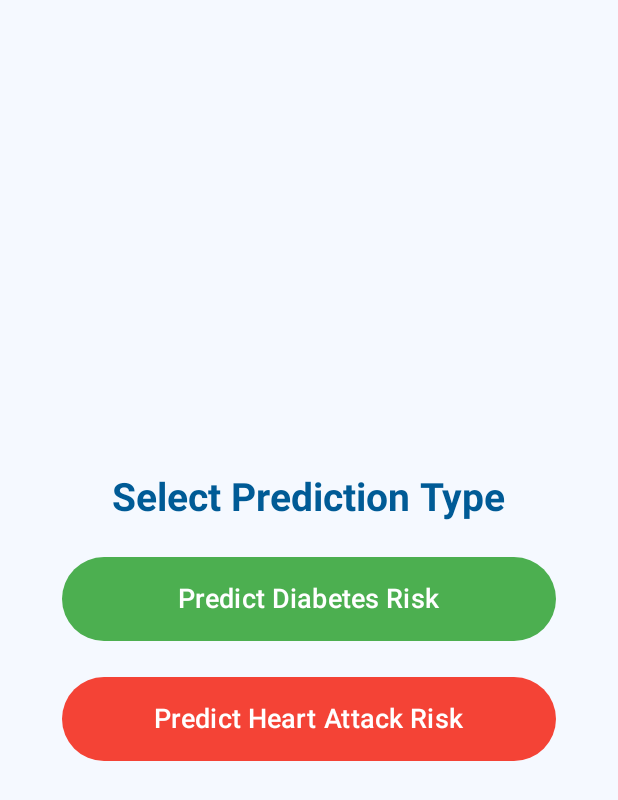
After one commit to dayam8696/Major_Project, an Android app built with Jetpack Compose: the SelectDiseaseScreen screen opened through its navigation route, on a phone screen of 412 x 824 dp. The commit adds this screen. Shown: the top 800 px of the screen. Run offline under Robolectric (Android 15) with nearby library versions, the phone set to English and light mode, and no system bars.

```diff
--- a/app/src/main/java/com/example/majorproject/MainActivity.kt
+++ b/app/src/main/java/com/example/majorproject/MainActivity.kt
@@ -24,7 +24,10 @@ import com.example.majorproject.ui.screens.HomeScreen
 import com.example.majorproject.ui.screens.KneeHealthScreen
 import com.example.majorproject.ui.screens.KneeSeverityPredictionScreen
 import com.example.majorproject.ui.MedicineReminderScreen
+import com.example.majorproject.ui.screens.DiabetesPredictionScreen
+import com.example.majorproject.ui.screens.DiabetesResultScreen
 import com.example.majorproject.ui.screens.HeartAttackResultScreen
+import com.example.majorproject.ui.screens.SelectDiseaseScreen
 import com.example.majorproject.ui.theme.MajorProjectTheme
 import com.example.majorproject.viewModel.GeminiViewModelFactory
 
@@ -82,8 +85,26 @@ fun AppNavHost(navController: NavHostController, modifier: Modifier = Modifier,
         composable(route = "HearthAttackPredictionScreen"){
            HeartAttackPredictionScreen(navController)
         }
+
         composable(route = "HeartAttackResultScreen"){
             HeartAttackResultScreen(navController)
+        }
+        composable(route = "DiabetesPredictionScreen") {
+            DiabetesPredictionScreen(navController)
+        }
+        composable(route = "DiabetesResultScreen") {
+            DiabetesResultScreen(navController)
+        }
+        composable(route = "SelectDiseaseScreen") {
+            SelectDiseaseScreen(
+                onDiabetesClick = {
+                    navController.navigate("DiabetesPredictionScreen")
+                },
+                onHeartClick = {
+                    navController.navigate("HeartAttackPredictionScreen")
+                },
+                navController = navController
+            )
         }
     }
 }
--- a/app/src/main/java/com/example/majorproject/ui/screens/HomeScreen.kt
+++ b/app/src/main/java/com/example/majorproject/ui/screens/HomeScreen.kt
@@ -158,7 +158,7 @@ fun FavoriteToolItem(
                             navController.navigate("kneePredictionScreen")
                         }
                         if (title == "Graph Analysis") {
-                            navController.navigate("HearthAttackPredictionScreen")
+                            navController.navigate("SelectDiseaseScreen")
                         }
                     },
                     shape = RoundedCornerShape(8.dp),
--- /dev/null
+++ b/app/src/main/java/com/example/majorproject/ui/screens/SelectDiseaseScreen.kt
@@ -0,0 +1,61 @@
+package com.example.majorproject.ui.screens
+
+import androidx.compose.foundation.background
+import androidx.compose.foundation.layout.*
+import androidx.compose.material3.Button
+import androidx.compose.material3.ButtonDefaults
+import androidx.compose.material3.Text
+import androidx.compose.runtime.Composable
+import androidx.compose.ui.Alignment
+import androidx.compose.ui.Modifier
+import androidx.compose.ui.graphics.Color
+import androidx.compose.ui.text.font.FontWeight
+import androidx.compose.ui.unit.dp
+import androidx.compose.ui.unit.sp
+import androidx.navigation.NavController
+
+@Composable
+fun SelectDiseaseScreen(
+    onDiabetesClick: () -> Unit,
+    onHeartClick: () -> Unit,
+    navController: NavController
+) {
+    Box(
+        modifier = Modifier
+            .fillMaxSize()
+            .background(Color(0xFFF5F9FF)),
+        contentAlignment = Alignment.Center
+    ) {
+        Column(
+            horizontalAlignment = Alignment.CenterHorizontally,
+            verticalArrangement = Arrangement.spacedBy(24.dp)
+        ) {
+            Text(
+                text = "Select Prediction Type",
+                fontSize = 26.sp,
+                fontWeight = FontWeight.Bold,
+                color = Color(0xFF005B96)
+            )
+
+            Button(
+                onClick = onDiabetesClick,
+                modifier = Modifier
+                    .fillMaxWidth(0.8f)
+                    .height(56.dp),
+                colors = ButtonDefaults.buttonColors(containerColor = Color(0xFF4CAF50))
+            ) {
+                Text(text = "Predict Diabetes Risk", color = Color.White, fontSize = 18.sp)
+            }
+
+            Button(
+                onClick = onHeartClick,
+                modifier = Modifier
+                    .fillMaxWidth(0.8f)
+                    .height(56.dp),
+                colors = ButtonDefaults.buttonColors(containerColor = Color(0xFFF44336))
+            ) {
+                Text(text = "Predict Heart Attack Risk", color = Color.White, fontSize = 18.sp)
+            }
+        }
+    }
+}
```
Also changed, not shown: app/src/main/java/com/example/majorproject/ui/screens/DiabetesPredictionScreen.kt (+12 -9 lines), app/src/main/java/com/example/majorproject/ui/screens/DiabetesResultScreen.kt (added, +103 -0 lines).
